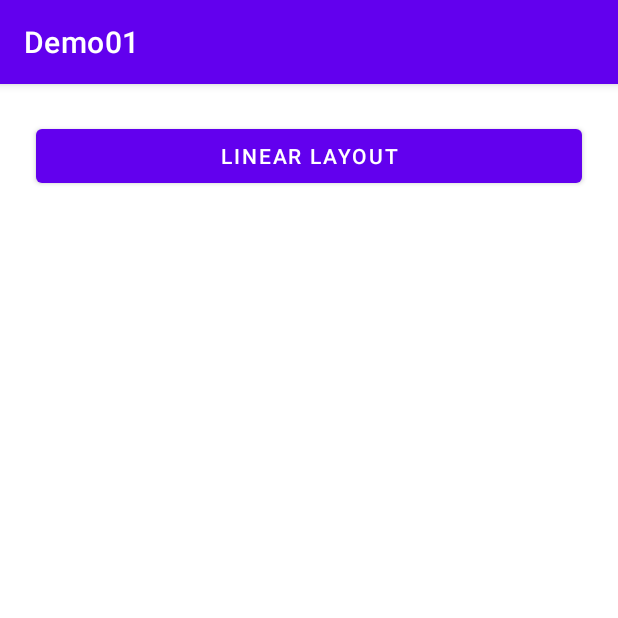
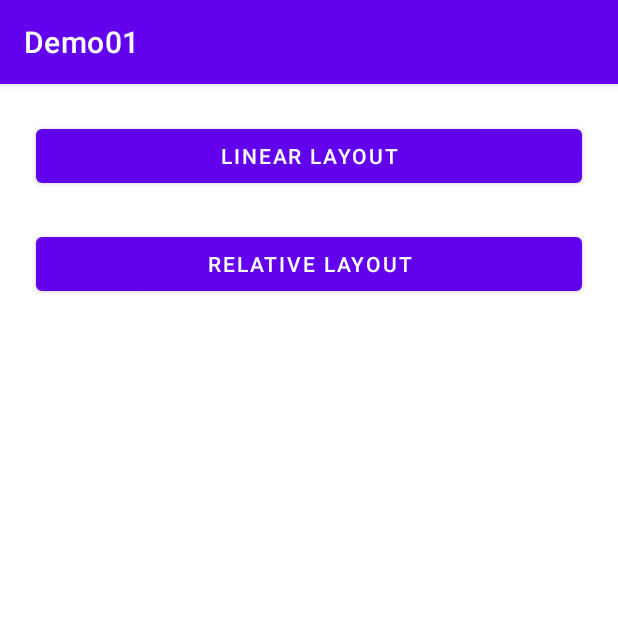
Before and after one commit to cesar9401/lab-compi2-2-2023, an Android app: the screen it shows after launch (MainActivity), on a phone screen of 412 x 824 dp, the top half of it. Run offline under Robolectric (Android 15) with nearby library versions, the phone set to English and light mode, and no system bars.

Commit message:
added relative layout

```diff
--- a/Demo01/app/src/main/AndroidManifest.xml
+++ b/Demo01/app/src/main/AndroidManifest.xml
@@ -12,6 +12,9 @@
         android:theme="@style/Theme.Demo01"
         tools:targetApi="31">
         <activity
+            android:name=".layouts.RelativeActivity"
+            android:exported="false" />
+        <activity
             android:name=".layouts.LinearActivity"
             android:exported="false" />
         <activity
@@ -24,4 +27,5 @@
             </intent-filter>
         </activity>
     </application>
+
 </manifest>
--- a/Demo01/app/src/main/java/com/labcompi2/demo01/MainActivity.kt
+++ b/Demo01/app/src/main/java/com/labcompi2/demo01/MainActivity.kt
@@ -7,6 +7,7 @@ import androidx.appcompat.app.AppCompatActivity
 import android.os.Bundle
 import android.widget.Button
 import com.labcompi2.demo01.layouts.LinearActivity
+import com.labcompi2.demo01.layouts.RelativeActivity
 
 class MainActivity : AppCompatActivity() {
     override fun onCreate(savedInstanceState: Bundle?) {
@@ -14,8 +15,14 @@ class MainActivity : AppCompatActivity() {
         setContentView(R.layout.activity_main)
 
         val linearButton: Button = findViewById(R.id.btnLinear)
+        val relativeButton: Button = findViewById(R.id.btnRelative)
+
         linearButton.setOnClickListener {
             goToActivity(this, LinearActivity())
+        }
+
+        relativeButton.setOnClickListener {
+            goToActivity(this, RelativeActivity())
         }
     }
 
--- a/Demo01/app/src/main/res/layout/activity_main.xml
+++ b/Demo01/app/src/main/res/layout/activity_main.xml
@@ -10,12 +10,24 @@
         android:id="@+id/btnLinear"
         android:layout_width="0dp"
         android:layout_height="wrap_content"
+        android:layout_marginStart="24dp"
+        android:layout_marginTop="24dp"
+        android:layout_marginEnd="24dp"
         android:text="@string/toLinear"
-        android:layout_marginStart="24dp"
-        android:layout_marginEnd="24dp"
-        android:layout_marginTop="24dp"
         app:layout_constraintEnd_toEndOf="parent"
         app:layout_constraintStart_toStartOf="parent"
         app:layout_constraintTop_toTopOf="parent" />
 
+    <Button
+        android:id="@+id/btnRelative"
+        android:layout_width="0dp"
+        android:layout_height="wrap_content"
+        android:layout_marginStart="24dp"
+        android:layout_marginTop="24dp"
+        android:layout_marginEnd="24dp"
+        android:text="@string/toRelative"
+        app:layout_constraintEnd_toEndOf="parent"
+        app:layout_constraintStart_toStartOf="parent"
+        app:layout_constraintTop_toBottomOf="@+id/btnLinear" />
+
 </androidx.constraintlayout.widget.ConstraintLayout>
```
Also changed, not shown: Demo01/app/src/main/java/com/labcompi2/demo01/layouts/RelativeActivity.kt (added, +21 -0 lines), Demo01/app/src/main/res/layout/activity_relative.xml (added, +45 -0 lines), Demo01/app/src/main/res/values/strings.xml (+20 -0 lines).
